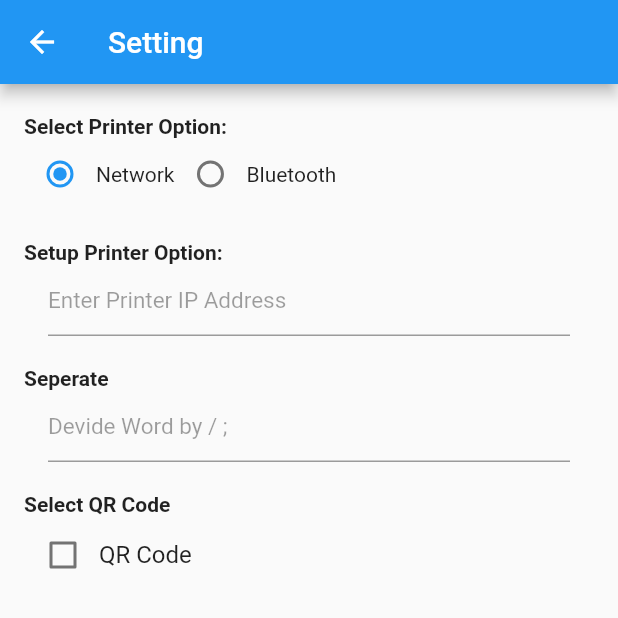
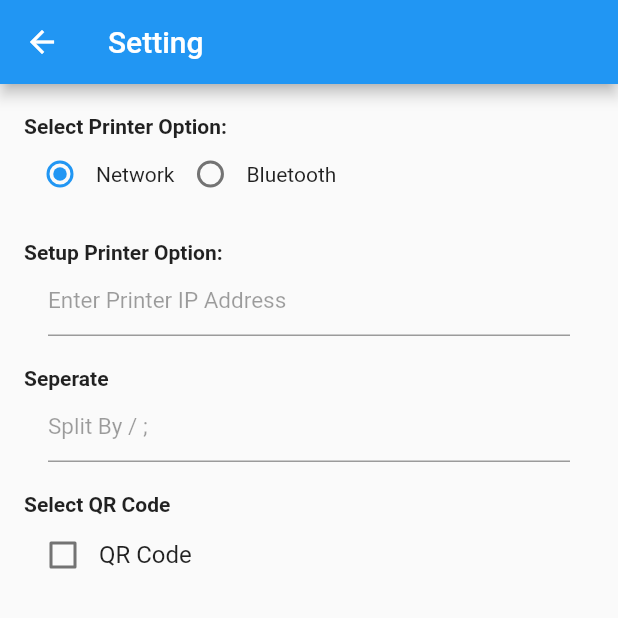
Before and after one commit to sreymom19/qrcode_scanner, a Flutter app: the SettingPage screen opened directly, on a phone screen of 412 x 824 dp, the top half of it. Run offline on Flutter 3.47's test engine with Material 2 defaults, Android fonts, the phone set to English and light mode, and no system bars; our stand-ins replace permission_handler, screenshot, share_plus, shared_preferences, sqflite; missing offline and left inert: esc_pos_bluetooth, esc_pos_printer, esc_pos_utils, flutter_bluetooth_basic, mobile_scanner, syncfusion_flutter_xlsio; accounts and stored records are empty.

Commit message:
separate

```diff
--- a/lib/main.dart
+++ b/lib/main.dart
@@ -3,6 +3,7 @@ import 'package:mobile_scanner/mobile_scanner.dart';
 import 'package:visitor_qr_code_scanner/main_bloc.dart';
 import 'package:visitor_qr_code_scanner/main_form.dart';
 import 'package:visitor_qr_code_scanner/setting/setting.dart';
+import 'package:visitor_qr_code_scanner/setting/setting_bloc.dart';
 
 void main() async {
   runApp(const MyApp());
@@ -33,6 +34,7 @@ class MyHomePage extends StatefulWidget {
 
 class _MyHomePageState extends State<MyHomePage> {
   final MainBloc _bloc = MainBloc();
+  final SettingBloc _split = SettingBloc();
 
   final MobileScannerController cameraController = MobileScannerController();
   bool _screenOpened = false;
@@ -140,7 +142,8 @@ class _MyHomePageState extends State<MyHomePage> {
 
   void _foundBarcode(Barcode barcode, MobileScannerArguments? arguments) {
     debugPrint("Barcode found! ${barcode.rawValue}");
-    if (barcode.rawValue?.contains(";") == true) {
+    _bloc.isValidQrCode(barcode.rawValue).then((value) {
+      if (value) {
         if (!_screenOpened) {
           final String code = barcode.rawValue ?? "----";
           _screenOpened = true;
@@ -158,6 +161,7 @@ class _MyHomePageState extends State<MyHomePage> {
       } else {
         _bloc.toastMsg(context, "Invalid QR Code");
       }
+    });
   }
 
   void _screenWasClosed() {
--- a/lib/preference/seperate_pref.dart
+++ b/lib/preference/seperate_pref.dart
@@ -7,8 +7,9 @@ Future<void> setSeparate(String separate) async {
   await pref.setString(separateDevide, separate);
 }
 
-Future<void> getSeparate() async {
+Future<String> getSeparate() async {
   SharedPreferences pref = await SharedPreferences.getInstance();
   final result = pref.getString(separateDevide);
+  if (result == null) return "/";
   return result;
 }
--- a/lib/setting/setting.dart
+++ b/lib/setting/setting.dart
@@ -25,7 +25,6 @@ class _SettingPageState extends State<SettingPage> {
   final PrinterBluetoothManager _printerManager = PrinterBluetoothManager();
   List<PrinterBluetooth> _devices = [];
   String? _deviceMsg;
-
 
   @override
   void initState() {
@@ -185,13 +184,13 @@ class _SettingPageState extends State<SettingPage> {
                 child: TextField(
                   controller: _bloc.separateController,
                   decoration: const InputDecoration(
-                    hintText: 'Devide Word by / ;',
-                    hintStyle:
-                                TextStyle(color: Colors.black38, fontSize: 15),
+                    hintText: 'Split By / ;',
+                    hintStyle: TextStyle(color: Colors.black38, fontSize: 15),
                   ),
                   textInputAction: TextInputAction.done,
                   onSubmitted: (value) {
-                    _bloc
+                    _bloc.saveSeparate(value);
+                    _bloc.toastMsg(context, 'Split successfully');
                   },
                 ),
               ),
--- a/lib/setting/setting_bloc.dart
+++ b/lib/setting/setting_bloc.dart
@@ -8,6 +8,7 @@ import 'package:visitor_qr_code_scanner/preference/printer_option_pref.dart';
 import 'package:visitor_qr_code_scanner/preference/qrcode_pref.dart';
 import 'package:share_plus/share_plus.dart';
 import 'package:syncfusion_flutter_xlsio/xlsio.dart';
+import 'package:visitor_qr_code_scanner/preference/seperate_pref.dart';
 
 import '../preference/printer_ip_pref.dart';
 
@@ -49,8 +50,8 @@ class SettingBloc extends ChangeNotifier {
     setPrinterIP(ipAddress);
   }
 
-  void saveSeparate(String devide) {
-    setSeperate(devide);
+  void saveSeparate(String split) {
+    setSeparate(split);
   }
 
   void onShouldQrCodePrintChecked(bool? value) {
```
Also changed, not shown: lib/main_bloc.dart (+12 -3 lines). Lines whose indentation alone changed are shown as unchanged.
